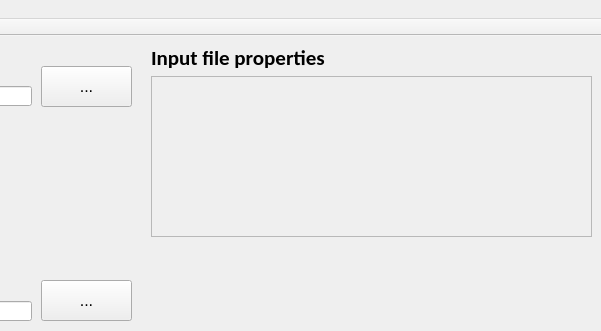
Old version of the form Laboratoire_1_IHM/mainwindow.ui in the repository aroubaty/IHM_Lab1; both pictures show x 419 to 1020 and y 0 to 331 of the 1020 by 538 pixel window.
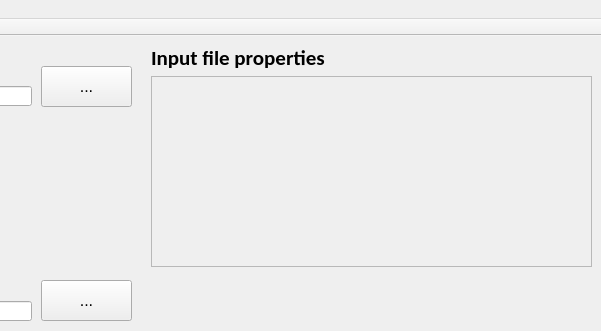
New version of the form.

Diff of the .ui file:
```diff
--- a/Laboratoire_1_IHM/mainwindow.ui
+++ b/Laboratoire_1_IHM/mainwindow.ui
@@ -152,7 +152,7 @@
       <x>570</x>
       <y>40</y>
       <width>441</width>
-      <height>161</height>
+      <height>191</height>
      </rect>
     </property>
    </widget>
```
Left out of the diff: 3 changed lines with no effect on the pictures.
